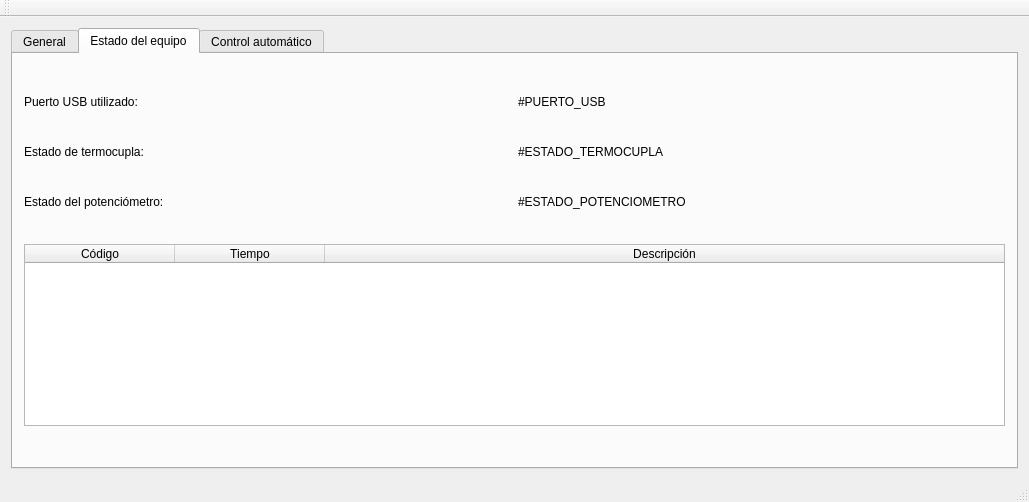
Above: src/view/mainwindow.ui from martincrxz/induction-heater-software before the change. Below: the same form after it.
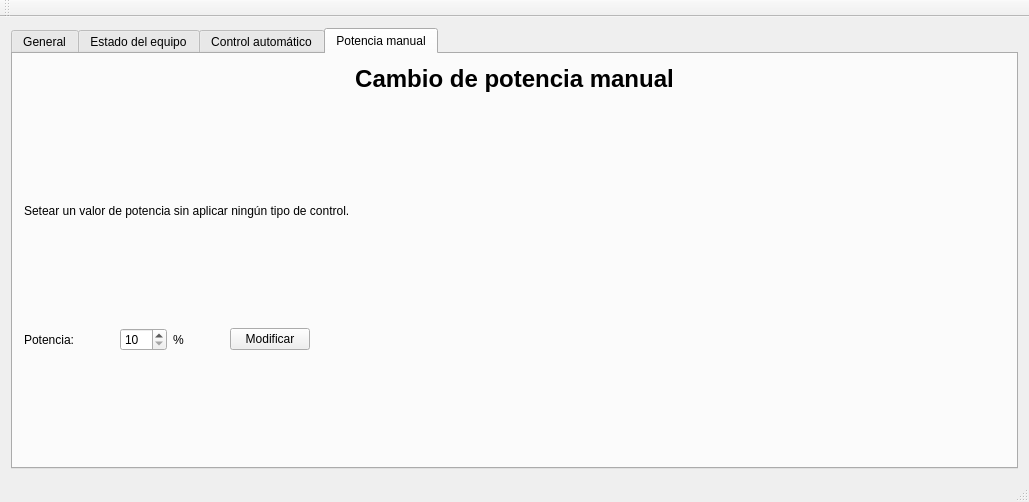
That is the form after the change.

Commit message: agregada vista de potencia manual

What changed in the file:
```diff
--- a/src/view/mainwindow.ui
+++ b/src/view/mainwindow.ui
@@ -18,7 +18,7 @@
     <item>
      <widget class="QTabWidget" name="tabWidget">
       <property name="currentIndex">
-       <number>1</number>
+       <number>3</number>
       </property>
       <widget class="QWidget" name="generalTab">
        <attribute name="title">
@@ -773,6 +773,149 @@
         </item>
        </layout>
       </widget>
+      <widget class="QWidget" name="manualPowerTab">
+       <attribute name="title">
+        <string>Potencia manual</string>
+       </attribute>
+       <layout class="QVBoxLayout" name="verticalLayout_6">
+        <item>
+         <widget class="QLabel" name="label">
+          <property name="text">
+           <string>&lt;html&gt;&lt;head/&gt;&lt;body&gt;&lt;p align=&quot;center&quot;&gt;&lt;span style=&quot; font-size:18pt; font-weight:600;&quot;&gt;Cambio de potencia manual&lt;/span&gt;&lt;/p&gt;&lt;/body&gt;&lt;/html&gt;</string>
+          </property>
+          <property name="alignment">
+           <set>Qt::AlignCenter</set>
+          </property>
+         </widget>
+        </item>
+        <item>
+         <spacer name="verticalSpacer_24">
+          <property name="orientation">
+           <enum>Qt::Vertical</enum>
+          </property>
+          <property name="sizeHint" stdset="0">
+           <size>
+            <width>20</width>
+            <height>40</height>
+           </size>
+          </property>
+         </spacer>
+        </item>
+        <item>
+         <widget class="QLabel" name="label_2">
+          <property name="text">
+           <string>Setear un valor de potencia sin aplicar ningún tipo de control.</string>
+          </property>
+         </widget>
+        </item>
+        <item>
+         <spacer name="verticalSpacer_25">
+          <property name="orientation">
+           <enum>Qt::Vertical</enum>
+          </property>
+          <property name="sizeHint" stdset="0">
+           <size>
+            <width>20</width>
+            <height>40</height>
+           </size>
+          </property>
+         </spacer>
+        </item>
+        <item>
+         <layout class="QHBoxLayout" name="horizontalLayout_20">
+          <item>
+           <widget class="QLabel" name="powerKey_2">
+            <property name="text">
+             <string>Potencia:</string>
+            </property>
+           </widget>
+          </item>
+          <item>
+           <spacer name="horizontalSpacer_3">
+            <property name="orientation">
+             <enum>Qt::Horizontal</enum>
+            </property>
+            <property name="sizeType">
+             <enum>QSizePolicy::Fixed</enum>
+            </property>
+            <property name="sizeHint" stdset="0">
+             <size>
+              <width>40</width>
+              <height>20</height>
+             </size>
+            </property>
+           </spacer>
+          </item>
+          <item>
+           <widget class="QSpinBox" name="powerValue_2">
+            <property name="minimum">
+             <number>10</number>
+            </property>
+            <property name="maximum">
+             <number>100</number>
+            </property>
+           </widget>
+          </item>
+          <item>
+           <widget class="QLabel" name="powerUnit">
+            <property name="text">
+             <string>%</string>
+            </property>
+           </widget>
+          </item>
+          <item>
+           <spacer name="horizontalSpacer_4">
+            <property name="orientation">
+             <enum>Qt::Horizontal</enum>
+            </property>
+            <property name="sizeType">
+             <enum>QSizePolicy::Fixed</enum>
+            </property>
+            <property name="sizeHint" stdset="0">
+             <size>
+              <width>40</width>
+              <height>20</height>
+             </size>
+            </property>
+           </spacer>
+          </item>
+          <item>
+           <widget class="QPushButton" name="setPowerButton">
+            <property name="text">
+             <string>Modificar</string>
+            </property>
+           </widget>
+          </item>
+          <item>
+           <spacer name="horizontalSpacer_5">
+            <property name="orientation">
+             <enum>Qt::Horizontal</enum>
+            </property>
+            <property name="sizeHint" stdset="0">
+             <size>
+              <width>40</width>
+              <height>20</height>
+             </size>
+            </property>
+           </spacer>
+          </item>
+         </layout>
+        </item>
+        <item>
+         <spacer name="verticalSpacer_26">
+          <property name="orientation">
+           <enum>Qt::Vertical</enum>
+          </property>
+          <property name="sizeHint" stdset="0">
+           <size>
+            <width>20</width>
+            <height>40</height>
+           </size>
+          </property>
+         </spacer>
+        </item>
+       </layout>
+      </widget>
      </widget>
     </item>
    </layout>
```
Left out of the diff: 3 changed lines with no effect on the pictures.
